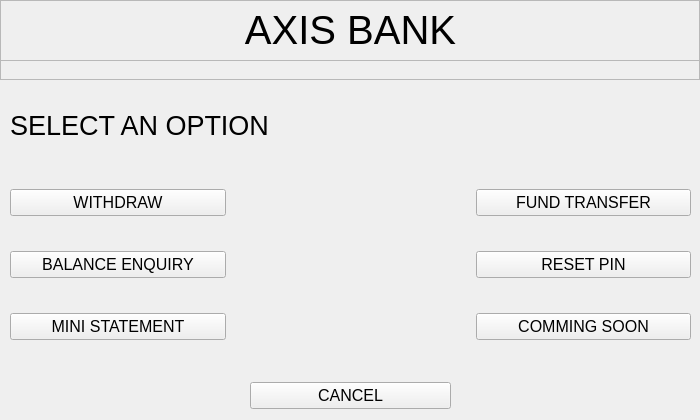
First picture: the form in UI/menu.ui, repository shubhamadhk15/ATM-SIMULATOR, before the edit.
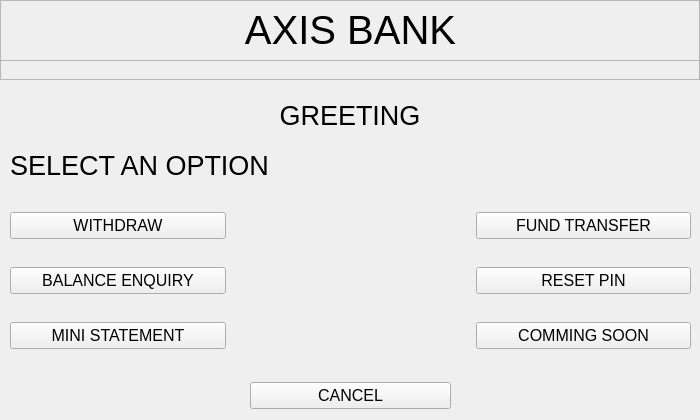
Second picture: the form after the edit.

What changed in the file:
```diff
--- a/UI/menu.ui
+++ b/UI/menu.ui
@@ -79,7 +79,7 @@
    <property name="geometry">
     <rect>
      <x>0</x>
-     <y>100</y>
+     <y>140</y>
      <width>700</width>
      <height>50</height>
     </rect>
@@ -103,9 +103,9 @@
    <property name="geometry">
     <rect>
      <x>0</x>
-     <y>160</y>
+     <y>190</y>
      <width>701</width>
-     <height>211</height>
+     <height>181</height>
     </rect>
    </property>
    <layout class="QGridLayout" name="gridLayout">
@@ -228,6 +228,27 @@
     </item>
    </layout>
   </widget>
+  <widget class="QLabel" name="greetLabel">
+   <property name="geometry">
+    <rect>
+     <x>0</x>
+     <y>90</y>
+     <width>700</width>
+     <height>50</height>
+    </rect>
+   </property>
+   <property name="font">
+    <font>
+     <pointsize>20</pointsize>
+    </font>
+   </property>
+   <property name="text">
+    <string>GREETING</string>
+   </property>
+   <property name="alignment">
+    <set>Qt::AlignCenter</set>
+   </property>
+  </widget>
  </widget>
  <resources/>
  <connections/>
```
